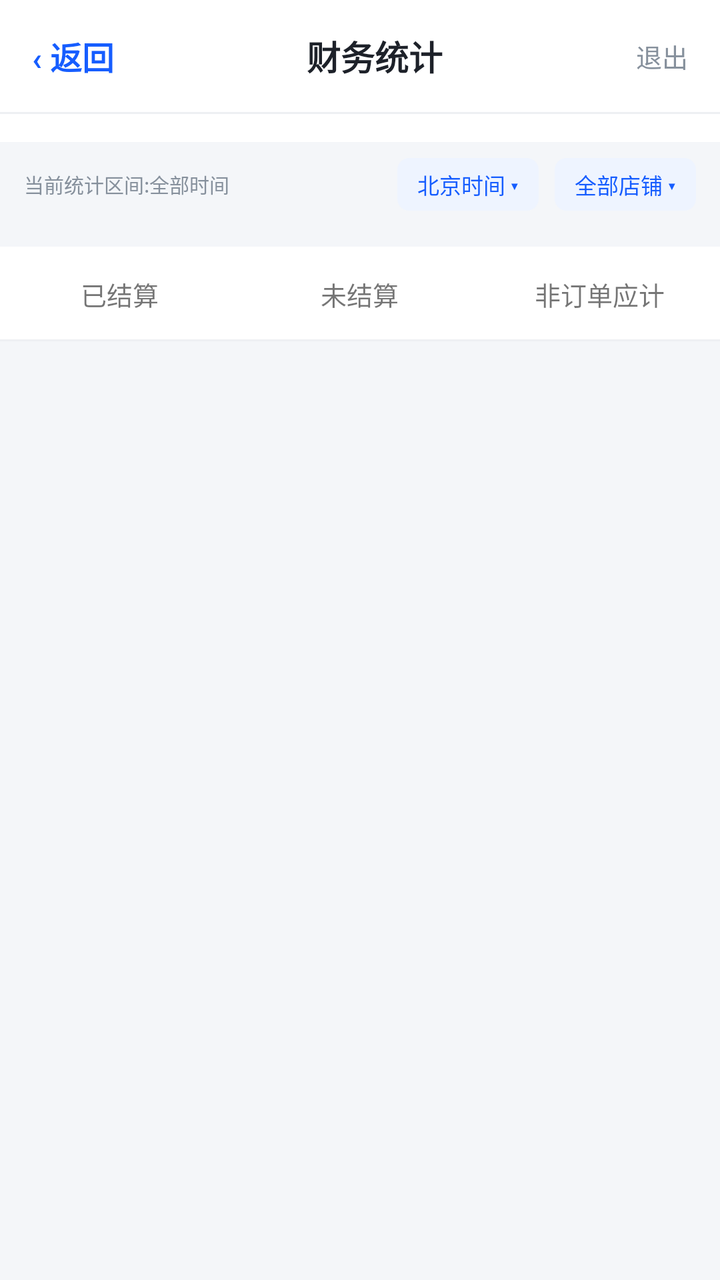
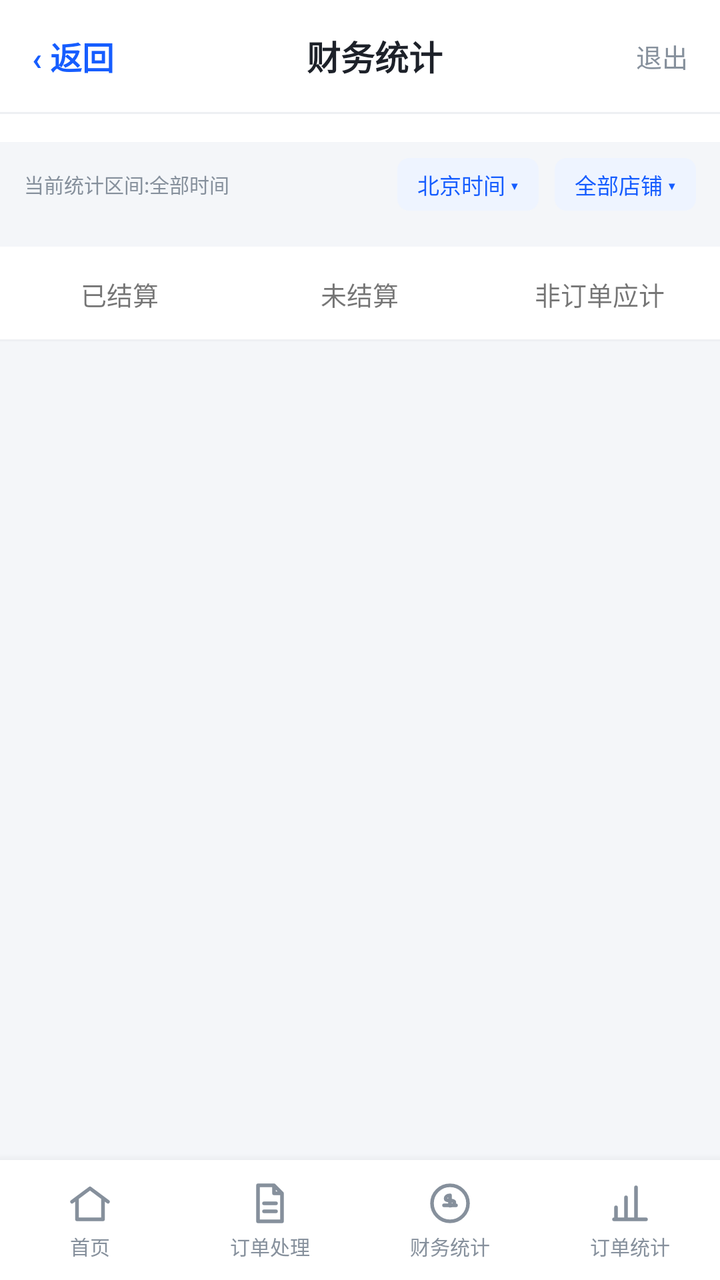

Screens rendered from an Android XML layout before and after an edit, with the pre-edit source and the edit as a unified diff.
<!-- AndroidManifest.xml: application theme AppTheme -->
<!-- res/layout/activity_finance.xml -->
<?xml version="1.0" encoding="utf-8"?>
<LinearLayout xmlns:android="http://schemas.android.com/apk/res/android"
    android:layout_width="match_parent"
    android:layout_height="match_parent"
    android:fitsSystemWindows="true"
    android:orientation="vertical"
    android:background="@color/page_bg">

    
    <LinearLayout
        android:layout_width="match_parent"
        android:layout_height="56dp"
        android:orientation="horizontal"
        android:gravity="center_vertical"
        android:background="#ffffff"
        android:paddingHorizontal="8dp">

        <TextView
            android:id="@+id/financeBackBtn"
            android:layout_width="wrap_content"
            android:layout_height="wrap_content"
            android:text="‹ 返回"
            android:textColor="@color/primary"
            android:textSize="16sp"
            android:textStyle="bold"
            android:paddingHorizontal="8dp"
            android:paddingVertical="12dp" />

        <TextView
            android:layout_width="0dp"
            android:layout_height="wrap_content"
            android:layout_weight="1"
            android:text="财务统计"
            android:textColor="@color/text_primary"
            android:textSize="17sp"
            android:textStyle="bold"
            android:gravity="center" />

        <TextView
            android:id="@+id/financeLogoutBtn"
            android:layout_width="wrap_content"
            android:layout_height="wrap_content"
            android:text="退出"
            android:textColor="@color/text_muted"
            android:textSize="13sp"
            android:paddingHorizontal="8dp"
            android:paddingVertical="12dp" />
    </LinearLayout>

    
    <View
        android:layout_width="match_parent"
        android:layout_height="1dp"
        android:background="@color/divider" />

    
    <HorizontalScrollView
        android:layout_width="match_parent"
        android:layout_height="wrap_content"
        android:scrollbars="none"
        android:background="#ffffff"
        android:paddingTop="6dp"
        android:paddingBottom="8dp">

        <LinearLayout
            android:id="@+id/presetContainer"
            android:layout_width="wrap_content"
            android:layout_height="wrap_content"
            android:orientation="horizontal"
            android:paddingHorizontal="12dp" />
    </HorizontalScrollView>

    
    <LinearLayout
        android:layout_width="match_parent"
        android:layout_height="wrap_content"
        android:orientation="horizontal"
        android:gravity="center_vertical"
        android:paddingHorizontal="12dp"
        android:paddingTop="8dp"
        android:paddingBottom="2dp">

        <TextView
            android:id="@+id/rangeHint"
            android:layout_width="0dp"
            android:layout_height="wrap_content"
            android:layout_weight="1"
            android:text="当前统计区间:全部时间"
            android:textSize="10sp"
            android:textColor="@color/text_muted"
            android:maxLines="2" />

        <TextView
            android:id="@+id/tzBtn"
            android:layout_width="wrap_content"
            android:layout_height="wrap_content"
            android:text="北京时间 ▾"
            android:textSize="11sp"
            android:textColor="@color/primary"
            android:background="@drawable/bg_tag_blue"
            android:paddingHorizontal="10dp"
            android:paddingVertical="5dp" />

        <TextView
            android:id="@+id/financeStoreBtn"
            android:layout_width="wrap_content"
            android:layout_height="wrap_content"
            android:text="全部店铺 ▾"
            android:textSize="11sp"
            android:textColor="@color/primary"
            android:background="@drawable/bg_tag_blue"
            android:paddingHorizontal="10dp"
            android:paddingVertical="5dp"
            android:layout_marginStart="8dp" />
    </LinearLayout>

    
    <LinearLayout
        android:id="@+id/summaryContainer"
        android:layout_width="match_parent"
        android:layout_height="wrap_content"
        android:orientation="vertical"
        android:paddingHorizontal="12dp"
        android:paddingTop="8dp"
        android:clipChildren="false"
        android:clipToPadding="false" />

    
    <LinearLayout
        android:layout_width="match_parent"
        android:layout_height="wrap_content"
        android:orientation="horizontal"
        android:background="#ffffff"
        android:paddingTop="8dp"
        android:layout_marginTop="8dp">

        <LinearLayout
            android:layout_width="0dp"
            android:layout_height="wrap_content"
            android:layout_weight="1"
            android:orientation="vertical"
            android:gravity="center_horizontal">

            <TextView
                android:id="@+id/detailTabSettled"
                android:layout_width="wrap_content"
                android:layout_height="wrap_content"
                android:text="已结算"
                android:textSize="13sp"
                android:paddingHorizontal="8dp"
                android:paddingVertical="6dp" />

            <View
                android:id="@+id/tabIndicatorSettled"
                android:layout_width="32dp"
                android:layout_height="3dp"
                android:layout_marginTop="4dp"
                android:background="@drawable/bg_tab_indicator"
                android:visibility="invisible" />
        </LinearLayout>

        <LinearLayout
            android:layout_width="0dp"
            android:layout_height="wrap_content"
            android:layout_weight="1"
            android:orientation="vertical"
            android:gravity="center_horizontal">

            <TextView
                android:id="@+id/detailTabPending"
                android:layout_width="wrap_content"
                android:layout_height="wrap_content"
                android:text="未结算"
                android:textSize="13sp"
                android:paddingHorizontal="8dp"
                android:paddingVertical="6dp" />

            <View
                android:id="@+id/tabIndicatorPending"
                android:layout_width="32dp"
                android:layout_height="3dp"
                android:layout_marginTop="4dp"
                android:background="@drawable/bg_tab_indicator"
                android:visibility="invisible" />
        </LinearLayout>

        <LinearLayout
            android:layout_width="0dp"
            android:layout_height="wrap_content"
            android:layout_weight="1"
            android:orientation="vertical"
            android:gravity="center_horizontal">

            <TextView
                android:id="@+id/detailTabNonOrder"
                android:layout_width="wrap_content"
                android:layout_height="wrap_content"
                android:text="非订单应计"
                android:textSize="13sp"
                android:paddingHorizontal="8dp"
                android:paddingVertical="6dp" />

            <View
                android:id="@+id/tabIndicatorNonOrder"
                android:layout_width="32dp"
                android:layout_height="3dp"
                android:layout_marginTop="4dp"
                android:background="@drawable/bg_tab_indicator"
                android:visibility="invisible" />
        </LinearLayout>
    </LinearLayout>

    
    <LinearLayout
        android:id="@+id/financeSearchRow"
        android:layout_width="match_parent"
        android:layout_height="wrap_content"
        android:orientation="horizontal"
        android:gravity="center_vertical"
        android:background="#ffffff"
        android:paddingHorizontal="12dp"
        android:paddingTop="6dp"
        android:paddingBottom="8dp"
        android:visibility="gone">

        <EditText
            android:id="@+id/financeKeywordInput"
            android:layout_width="0dp"
            android:layout_height="40dp"
            android:layout_weight="1"
            android:background="@drawable/bg_input"
            android:paddingHorizontal="12dp"
            android:hint="搜索货件号"
            android:textSize="13sp"
            android:imeOptions="actionSearch"
            android:singleLine="true" />

        <TextView
            android:id="@+id/financeSearchBtn"
            android:layout_width="wrap_content"
            android:layout_height="wrap_content"
            android:text="搜索"
            android:textColor="@color/primary"
            android:textSize="14sp"
            android:textStyle="bold"
            android:padding="8dp"
            android:layout_marginStart="8dp" />
    </LinearLayout>

    
    <View
        android:layout_width="match_parent"
        android:layout_height="1dp"
        android:background="@color/divider" />

    <ProgressBar
        android:id="@+id/financeProgress"
        android:layout_width="wrap_content"
        android:layout_height="wrap_content"
        android:layout_gravity="center_horizontal"
        android:layout_marginTop="10dp"
        android:visibility="gone" />

    <androidx.recyclerview.widget.RecyclerView
        android:id="@+id/financeRecyclerView"
        android:layout_width="match_parent"
        android:layout_height="0dp"
        android:layout_weight="1"
        android:clipToPadding="false"
        android:padding="12dp" />

    <TextView
        android:id="@+id/financeLoadMoreTip"
        android:layout_width="match_parent"
        android:layout_height="wrap_content"
        android:text=""
        android:textSize="12sp"
        android:textColor="@color/text_placeholder"
        android:gravity="center"
        android:padding="6dp"
        android:visibility="gone" />

</LinearLayout>
<!-- resources referenced by this layout -->
<resources>
  <color name="divider">#eef0f3</color>
  <color name="page_bg">#f4f6f9</color>
  <color name="primary">#165dff</color>
  <color name="text_muted">#86909c</color>
  <color name="text_placeholder">#a6abb3</color>
  <color name="text_primary">#1d2129</color>
  <!-- drawable bg_input (drawable) -->
  <?xml version="1.0" encoding="utf-8"?>
  <shape xmlns:android="http://schemas.android.com/apk/res/android"
      android:shape="rectangle">
      <solid android:color="@color/neutral_bg" />
      <corners android:radius="@dimen/radius_md" />
  </shape>
  <!-- drawable bg_tab_indicator (drawable) -->
  <?xml version="1.0" encoding="utf-8"?>
  <shape xmlns:android="http://schemas.android.com/apk/res/android"
      android:shape="rectangle">
      <solid android:color="@color/primary" />
      <corners android:radius="2dp" />
  </shape>
  <!-- drawable bg_tag_blue (drawable) -->
  <?xml version="1.0" encoding="utf-8"?>
  <shape xmlns:android="http://schemas.android.com/apk/res/android"
      android:shape="rectangle">
      <solid android:color="@color/primary_bg" />
      <corners android:radius="@dimen/radius_sm" />
  </shape>
  <style name="AppTheme" parent="android:Theme.Material.Light.NoActionBar">
          <item name="android:statusBarColor">#165dff</item>
          <item name="android:navigationBarColor">#ffffff</item>
          <item name="android:windowBackground">#f2f3f5</item>
      </style>
  <color name="neutral_bg">#f2f3f5</color>
  <dimen name="radius_md">10dp</dimen>
  <color name="primary_bg">#eef4ff</color>
  <dimen name="radius_sm">6dp</dimen>
</resources>

<!-- the commit's change to res/layout/activity_finance.xml (unified diff, before → after) -->
@@ -280,4 +280,123 @@
         android:padding="6dp"
         android:visibility="gone" />
 
+    
+    <include layout="@layout/bottom_nav" />
+
 </LinearLayout>
+<!-- res/layout/bottom_nav.xml (included above) -->
+<?xml version="1.0" encoding="utf-8"?>
+<LinearLayout xmlns:android="http://schemas.android.com/apk/res/android"
+    android:id="@+id/bottomNav"
+    android:layout_width="match_parent"
+    android:layout_height="60dp"
+    android:orientation="horizontal"
+    android:background="@color/card_bg"
+    android:elevation="8dp"
+    android:gravity="center">
+
+    
+    <LinearLayout
+        android:id="@+id/navHome"
+        android:layout_width="0dp"
+        android:layout_height="match_parent"
+        android:layout_weight="1"
+        android:orientation="vertical"
+        android:gravity="center"
+        android:background="@android:color/transparent">
+
+        <ImageView
+            android:id="@+id/navHomeIcon"
+            android:layout_width="24dp"
+            android:layout_height="24dp"
+            android:src="@drawable/ic_nav_home" />
+
+        <TextView
+            android:id="@+id/navHomeText"
+            android:layout_width="wrap_content"
+            android:layout_height="wrap_content"
+            android:text="首页"
+            android:textSize="10sp"
+            android:textColor="#86909c"
+            android:layout_marginTop="2dp" />
+    </LinearLayout>
+
+    
+    <LinearLayout
+        android:id="@+id/navOrder"
+        android:layout_width="0dp"
+        android:layout_height="match_parent"
+        android:layout_weight="1"
+        android:orientation="vertical"
+        android:gravity="center"
+        android:background="@android:color/transparent">
+
+        <ImageView
+            android:id="@+id/navOrderIcon"
+            android:layout_width="24dp"
+            android:layout_height="24dp"
+            android:src="@drawable/ic_nav_order" />
+
+        <TextView
+            android:id="@+id/navOrderText"
+            android:layout_width="wrap_content"
+            android:layout_height="wrap_content"
+            android:text="订单处理"
+            android:textSize="10sp"
+            android:textColor="#86909c"
+            android:layout_marginTop="2dp" />
+    </LinearLayout>
+
+    
+    <LinearLayout
+        android:id="@+id/navFinance"
+        android:layout_width="0dp"
+        android:layout_height="match_parent"
+        android:layout_weight="1"
+        android:orientation="vertical"
+        android:gravity="center"
+        android:background="@android:color/transparent">
+
+        <ImageView
+            android:id="@+id/navFinanceIcon"
+            android:layout_width="24dp"
+            android:layout_height="24dp"
+            android:src="@drawable/ic_nav_finance" />
+
+        <TextView
+            android:id="@+id/navFinanceText"
+            android:layout_width="wrap_content"
+            android:layout_height="wrap_content"
+            android:text="财务统计"
+            android:textSize="10sp"
+            android:textColor="#86909c"
+            android:layout_marginTop="2dp" />
+    </LinearLayout>
+
+    
+    <LinearLayout
+        android:id="@+id/navStats"
+        android:layout_width="0dp"
+        android:layout_height="match_parent"
+        android:layout_weight="1"
+        android:orientation="vertical"
+        android:gravity="center"
+        android:background="@android:color/transparent">
+
+        <ImageView
+            android:id="@+id/navStatsIcon"
+            android:layout_width="24dp"
+            android:layout_height="24dp"
+            android:src="@drawable/ic_nav_stats" />
+
+        <TextView
+            android:id="@+id/navStatsText"
+            android:layout_width="wrap_content"
+            android:layout_height="wrap_content"
+            android:text="订单统计"
+            android:textSize="10sp"
+            android:textColor="#86909c"
+            android:layout_marginTop="2dp" />
+    </LinearLayout>
+
+</LinearLayout>
<!-- resource entries referenced after the edit -->
@@ -1,5 +1,6 @@
 <!-- resources referenced by this layout -->
 <resources>
+  <color name="card_bg">#ffffff</color>
   <color name="divider">#eef0f3</color>
   <color name="page_bg">#f4f6f9</color>
   <color name="primary">#165dff</color>
@@ -27,6 +28,62 @@
       <solid android:color="@color/primary_bg" />
       <corners android:radius="@dimen/radius_sm" />
   </shape>
+  <!-- drawable ic_nav_finance (drawable) -->
+  <vector xmlns:android="http://schemas.android.com/apk/res/android"
+      android:width="24dp"
+      android:height="24dp"
+      android:viewportWidth="24"
+      android:viewportHeight="24">
+      <path
+          android:fillColor="@android:color/transparent"
+          android:strokeColor="#86909c"
+          android:strokeWidth="1.8"
+          android:strokeLineJoin="round"
+          android:strokeLineCap="round"
+          android:pathData="M12 21a9 9 0 1 0 0-18 9 9 0 0 0 0 18zM9 13h6M12 13V8m0 0c-1.6 0-2.2.9-2.2 1.6 0 .8 1.1 1 2.2 1s2.2.2 2.2 1-.6 1.6-2.2 1.6" />
+  </vector>
+  <!-- drawable ic_nav_home (drawable) -->
+  <vector xmlns:android="http://schemas.android.com/apk/res/android"
+      android:width="24dp"
+      android:height="24dp"
+      android:viewportWidth="24"
+      android:viewportHeight="24">
+      <path
+          android:fillColor="@android:color/transparent"
+          android:strokeColor="#86909c"
+          android:strokeWidth="1.8"
+          android:strokeLineJoin="round"
+          android:strokeLineCap="round"
+          android:pathData="M3 11.2L12 4.5l9 6.7M5.5 9.8V20h13V9.8" />
+  </vector>
+  <!-- drawable ic_nav_order (drawable) -->
+  <vector xmlns:android="http://schemas.android.com/apk/res/android"
+      android:width="24dp"
+      android:height="24dp"
+      android:viewportWidth="24"
+      android:viewportHeight="24">
+      <path
+          android:fillColor="@android:color/transparent"
+          android:strokeColor="#86909c"
+          android:strokeWidth="1.8"
+          android:strokeLineJoin="round"
+          android:strokeLineCap="round"
+          android:pathData="M6 3h8l4 4v14H6zM14 3v4h4M9 12h6M9 16h6" />
+  </vector>
+  <!-- drawable ic_nav_stats (drawable) -->
+  <vector xmlns:android="http://schemas.android.com/apk/res/android"
+      android:width="24dp"
+      android:height="24dp"
+      android:viewportWidth="24"
+      android:viewportHeight="24">
+      <path
+          android:fillColor="@android:color/transparent"
+          android:strokeColor="#86909c"
+          android:strokeWidth="1.8"
+          android:strokeLineJoin="round"
+          android:strokeLineCap="round"
+          android:pathData="M5 20v-6M10 20V9M15 20V4M4 20h16" />
+  </vector>
   <style name="AppTheme" parent="android:Theme.Material.Light.NoActionBar">
           <item name="android:statusBarColor">#165dff</item>
           <item name="android:navigationBarColor">#ffffff</item>
